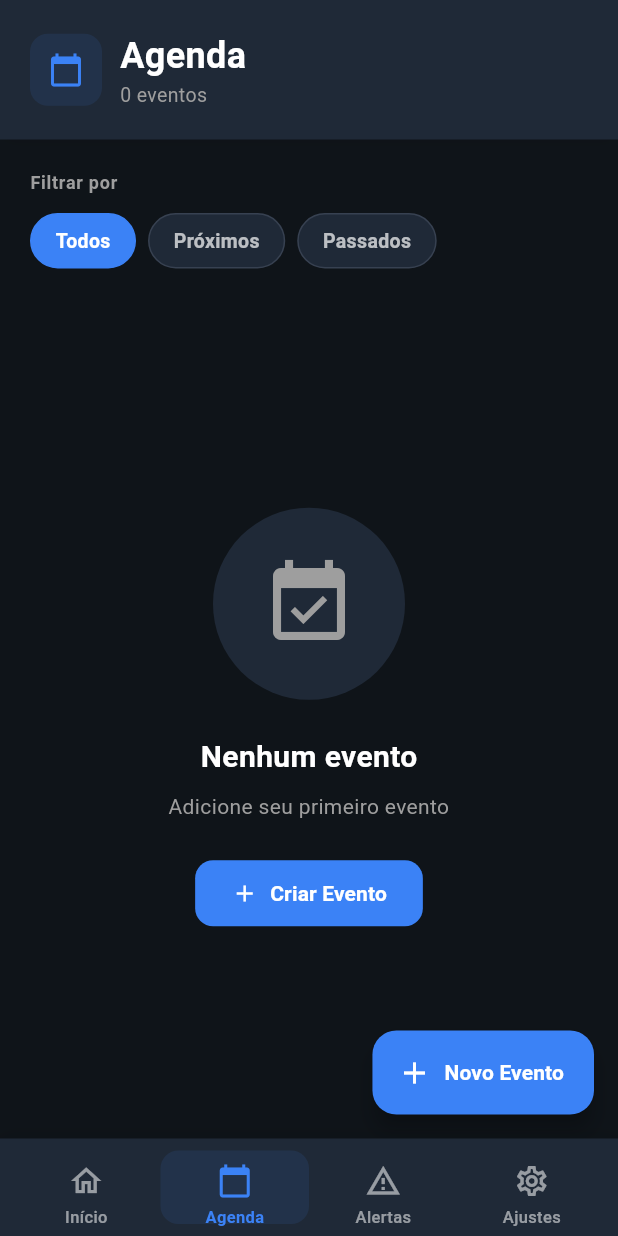
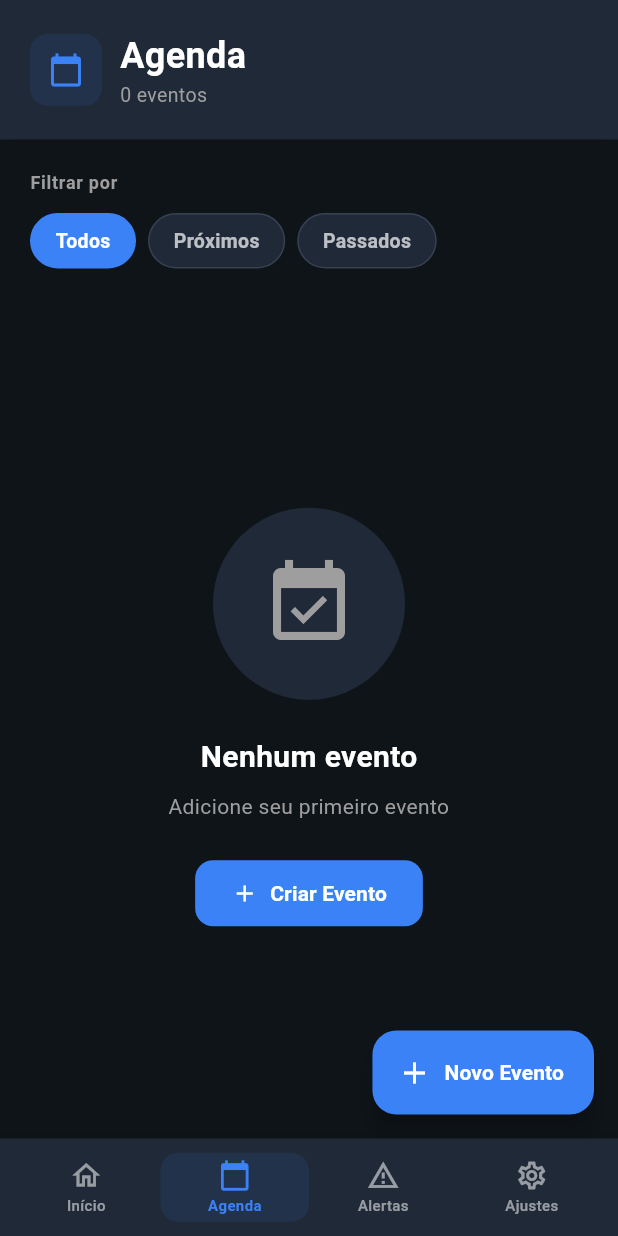
Before and after one commit to VLab-Software/Climetry, a Flutter app: the screen it shows once a user with an empty profile is signed in, item 2 of the bottom bar chosen, on a phone screen of 412 x 824 dp. Run offline on Flutter 3.47's test engine with Material 3 defaults, Android fonts, the phone set to English and light mode, and no system bars; our stand-ins replace cloud_firestore, firebase_auth, firebase_core, fl_chart, geocoding, geolocator and 3 more; accounts and stored records are empty; network calls fail.

Commit message:
fix: corrige overflow na TabBar reduzindo tamanhos e usando Flexible

```diff
--- a/lib/src/app_new.dart
+++ b/lib/src/app_new.dart
@@ -127,7 +127,7 @@ class _MainScaffoldState extends State<MainScaffold> {
           onTap: () => setState(() => _currentIndex = index),
           borderRadius: BorderRadius.circular(12),
           child: Container(
-            padding: EdgeInsets.symmetric(vertical: 8),
+            padding: EdgeInsets.symmetric(vertical: 4, horizontal: 4),
             decoration: BoxDecoration(
               color: isSelected
                   ? Color(0xFF3B82F6).withOpacity(0.1)
@@ -143,17 +143,21 @@ class _MainScaffoldState extends State<MainScaffold> {
                   color: isSelected
                       ? Color(0xFF3B82F6)
                       : (isDark ? Colors.white54 : Colors.black45),
-                  size: 24,
+                  size: 22,
                 ),
-                SizedBox(height: 4),
-                Text(
+                SizedBox(height: 2),
+                Flexible(
+                  child: Text(
                     label,
                     style: TextStyle(
                       color: isSelected
                           ? Color(0xFF3B82F6)
                           : (isDark ? Colors.white54 : Colors.black45),
-                    fontSize: 11,
+                      fontSize: 10,
                       fontWeight: isSelected ? FontWeight.w600 : FontWeight.w500,
+                    ),
+                    overflow: TextOverflow.ellipsis,
+                    maxLines: 1,
                   ),
                 ),
               ],
--- a/lib/src/features/activities/presentation/screens/activities_screen.dart
+++ b/lib/src/features/activities/presentation/screens/activities_screen.dart
@@ -226,7 +226,10 @@ class _ActivitiesScreenState extends State<ActivitiesScreen> with AutomaticKeepA
           SliverToBoxAdapter(child: SizedBox(height: 100)),
         ],
       ),
-      floatingActionButton: FloatingActionButton.extended(
+      // FAB só aparece quando NÃO está no filtro "Passados"
+      floatingActionButton: _selectedFilter == 'past'
+          ? null
+          : FloatingActionButton.extended(
               onPressed: () async {
                 final result = await Navigator.push<Activity>(
                   context,
@@ -729,6 +732,8 @@ class _ActivitiesScreenState extends State<ActivitiesScreen> with AutomaticKeepA
             Text(
               _selectedFilter == 'all'
                   ? 'Adicione seu primeiro evento'
+                  : _selectedFilter == 'past'
+                      ? 'Nenhum evento passado ainda'
                       : 'Nenhum evento nesta categoria',
               style: TextStyle(
                 fontSize: 14,
@@ -736,6 +741,8 @@ class _ActivitiesScreenState extends State<ActivitiesScreen> with AutomaticKeepA
               ),
               textAlign: TextAlign.center,
             ),
+            // Botão só aparece se NÃO for filtro "Passados"
+            if (_selectedFilter != 'past') ...[
               SizedBox(height: 24),
               ElevatedButton.icon(
                 onPressed: () async {
@@ -779,6 +786,7 @@ class _ActivitiesScreenState extends State<ActivitiesScreen> with AutomaticKeepA
                 ),
               ),
             ],
+          ],
         ),
       ),
     );
```
Lines whose indentation alone changed are shown as unchanged.
